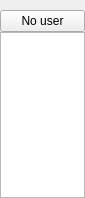
huggle/huggle3-qt-lx, file huggle/userinfoform.ui: the form before one commit.
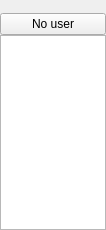
The form after the commit.

Commit message: user form

The edit to the form file:
```diff
--- a/huggle/userinfoform.ui
+++ b/huggle/userinfoform.ui
@@ -6,8 +6,8 @@
    <rect>
     <x>0</x>
     <y>0</y>
-    <width>85</width>
-    <height>198</height>
+    <width>106</width>
+    <height>230</height>
    </rect>
   </property>
   <property name="windowTitle">
```
The commit also changes 7 other files.
